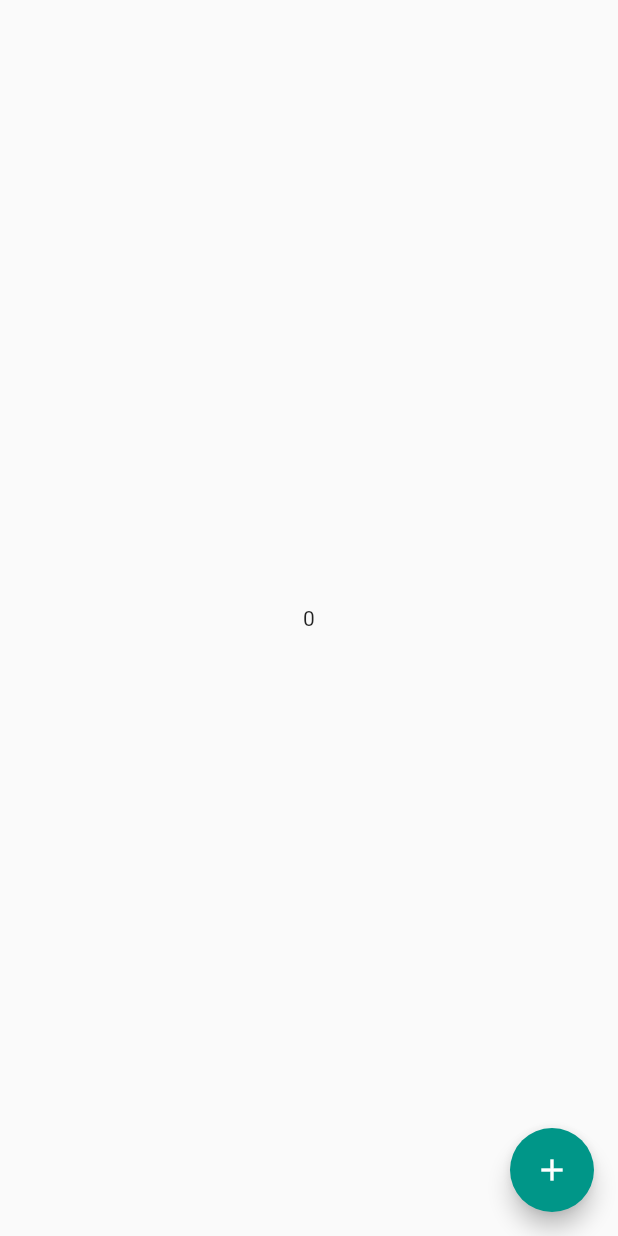
After one commit to areeshak/flutter_mobile_dev, a Flutter app: the screen it shows after launch, on a phone screen of 412 x 824 dp. The commit adds this screen. Run offline on Flutter 3.47's test engine with Material 2 defaults, Android fonts, the phone set to English and light mode, and no system bars; missing offline and left inert: draggable_fab.

Commit message:
add change notifier provider

```diff
--- /dev/null
+++ b/lib/Basic Widgets/state_management_provider11/counter.dart
@@ -0,0 +1,33 @@
+//use provider so that everytime anywhere in the app changes take place only counter value gets updated on every required page and not re-build whole page
+
+import 'package:flutter/material.dart';
+import 'package:provider/provider.dart';
+import 'counter_provider.dart';
+
+class CounterPageWithProvider extends StatelessWidget {                   //this page won't update every time counter change
+  const CounterPageWithProvider({Key? key}) : super(key: key);
+
+  @override
+  Widget build(BuildContext context) {
+    return Scaffold(
+      body: const Center(
+        child: Count(),                                                     //call this widget
+      ),
+      floatingActionButton: FloatingActionButton(
+        child: const Icon(Icons.add),
+        onPressed: () {
+          context.read<CounterProvider>().increment();                         //increment instance **
+        },
+      ),
+    );
+  }
+}
+
+class Count extends StatelessWidget {
+  const Count({Key? key}) : super(key: key);
+
+  @override                                                                   //this page should only have one instance hence make singleton class
+  Widget build(BuildContext context) {
+    return Text(context.watch<CounterProvider>().count.toString());             //watching if counter change  --> rebuild this widget   --> read the instance**
+  }
+}
--- /dev/null
+++ b/lib/Basic Widgets/state_management_provider11/counter_provider.dart
@@ -0,0 +1,12 @@
+import 'package:flutter/material.dart';
+
+class CounterProvider extends ChangeNotifier{
+
+  int _count = 0;                                          //changed by this class
+  int get count => _count;                                //return count value
+
+  void increment(){
+    _count++;                                             //increment count
+    notifyListeners();                                    //same like setState i.e. notify that count updated!
+  }
+}
```
Also changed, not shown: lib/main.dart (+13 -4 lines).
